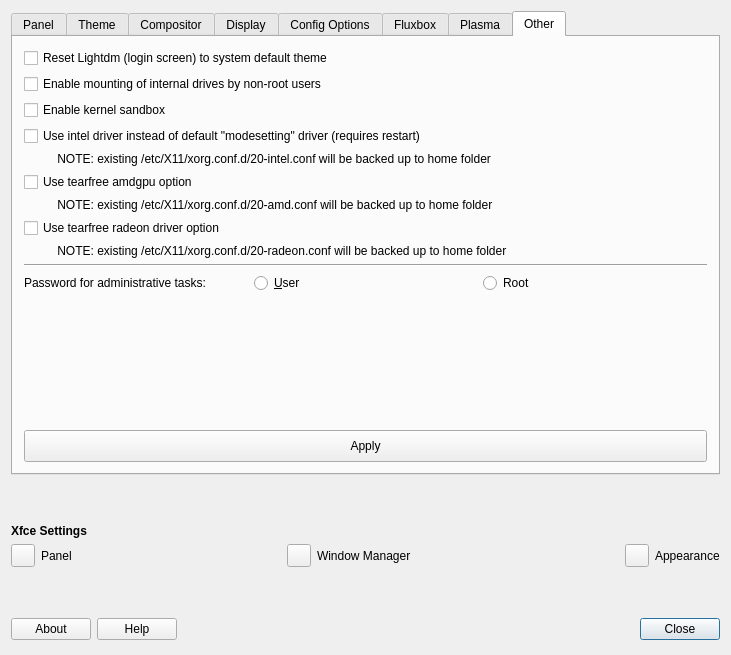
The window that defaultlook.ui (MX-Linux/mx-tweak) describes before a commit, drawn with Qt 5.
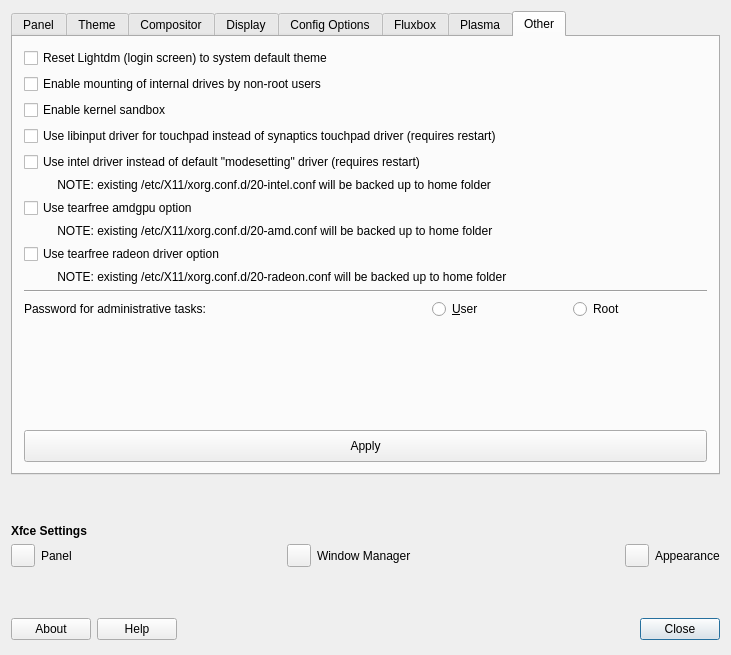
The same window after the commit. The open tabs and pages were chosen to show the change. Icons and pictures are not drawn.

Commit message: libinput_touchpad toggle

What changed in the file:
```diff
--- a/defaultlook.ui
+++ b/defaultlook.ui
@@ -149,7 +149,7 @@
       <enum>QTabWidget::North</enum>
      </property>
      <property name="currentIndex">
-      <number>6</number>
+      <number>7</number>
      </property>
      <widget class="QWidget" name="Panel">
       <attribute name="title">
@@ -1508,14 +1508,14 @@
       <layout class="QGridLayout" name="gridLayout_8">
        <item row="0" column="0">
         <layout class="QGridLayout" name="gridLayout_7">
-         <item row="0" column="0" colspan="2">
+         <item row="0" column="0">
           <widget class="QCheckBox" name="checkBoxLightdmReset">
            <property name="text">
             <string>Reset Lightdm (login screen) to system default theme</string>
            </property>
           </widget>
          </item>
-         <item row="1" column="0" colspan="2">
+         <item row="1" column="0">
           <widget class="QCheckBox" name="checkBoxMountInternalDrivesNonRoot">
            <property name="text">
             <string>Enable mounting of internal drives by non-root users</string>
@@ -1529,79 +1529,84 @@
            </property>
           </widget>
          </item>
-         <item row="3" column="0" colspan="3">
+         <item row="3" column="0" colspan="2">
+          <widget class="QCheckBox" name="checkBoxlibinput">
+           <property name="text">
+            <string>Use libinput driver for touchpad instead of synaptics touchpad driver (requires restart)</string>
+           </property>
+          </widget>
+         </item>
+         <item row="4" column="0">
           <widget class="QCheckBox" name="checkboxIntelDriver">
            <property name="text">
             <string>Use intel driver instead of default &quot;modesetting&quot; driver (requires restart)</string>
            </property>
           </widget>
          </item>
-         <item row="4" column="0" colspan="3">
+         <item row="5" column="0" colspan="2">
           <widget class="QLabel" name="labelIntel">
            <property name="text">
             <string>          NOTE: existing /etc/X11/xorg.conf.d/20-intel.conf will be backed up to home folder</string>
            </property>
           </widget>
          </item>
-         <item row="5" column="0">
+         <item row="6" column="0">
           <widget class="QCheckBox" name="checkboxAMDtearfree">
            <property name="text">
             <string>Use tearfree amdgpu option</string>
            </property>
           </widget>
          </item>
-         <item row="6" column="0" colspan="3">
+         <item row="7" column="0" colspan="2">
           <widget class="QLabel" name="labelamdgpu">
            <property name="text">
             <string>          NOTE: existing /etc/X11/xorg.conf.d/20-amd.conf will be backed up to home folder</string>
            </property>
           </widget>
          </item>
-         <item row="7" column="0" colspan="2">
+         <item row="8" column="0">
           <widget class="QCheckBox" name="checkboxRadeontearfree">
            <property name="text">
             <string>Use tearfree radeon driver option</string>
            </property>
           </widget>
          </item>
-         <item row="8" column="0" colspan="3">
+         <item row="9" column="0" colspan="2">
           <widget class="QLabel" name="labelradeon">
            <property name="text">
             <string>          NOTE: existing /etc/X11/xorg.conf.d/20-radeon.conf will be backed up to home folder</string>
            </property>
           </widget>
          </item>
-         <item row="9" column="0" colspan="3">
+         <item row="10" column="0" colspan="3">
           <widget class="Line" name="line_2">
            <property name="orientation">
             <enum>Qt::Horizontal</enum>
            </property>
           </widget>
          </item>
-         <item row="10" column="0">
+         <item row="11" column="0">
           <widget class="QLabel" name="label_11">
            <property name="text">
             <string>Password for administrative tasks:</string>
            </property>
           </widget>
          </item>
-         <item row="10" column="1">
+         <item row="11" column="1">
           <widget class="QRadioButton" name="radioSudoUser">
            <property name="text">
             <string>&amp;User</string>
            </property>
           </widget>
          </item>
-         <item row="10" column="2">
+         <item row="11" column="2">
           <widget class="QRadioButton" name="radioSudoRoot">
            <property name="text">
             <string>Root</string>
            </property>
           </widget>
          </item>
-        </layout>
-       </item>
-       <item row="1" column="0">
+         <item row="12" column="0" colspan="3">
         <spacer name="verticalSpacer_6">
          <property name="orientation">
           <enum>Qt::Vertical</enum>
@@ -1614,7 +1619,7 @@
          </property>
         </spacer>
        </item>
-       <item row="2" column="0">
+         <item row="13" column="0" colspan="3">
         <widget class="QPushButton" name="ButtonApplyEtc">
          <property name="minimumSize">
           <size>
@@ -1630,6 +1635,8 @@
            <normaloff>.</normaloff>.</iconset>
          </property>
         </widget>
+         </item>
+        </layout>
        </item>
       </layout>
      </widget>
```
Lines whose indentation alone changed are shown as unchanged. The commit also changes 5 other files.
